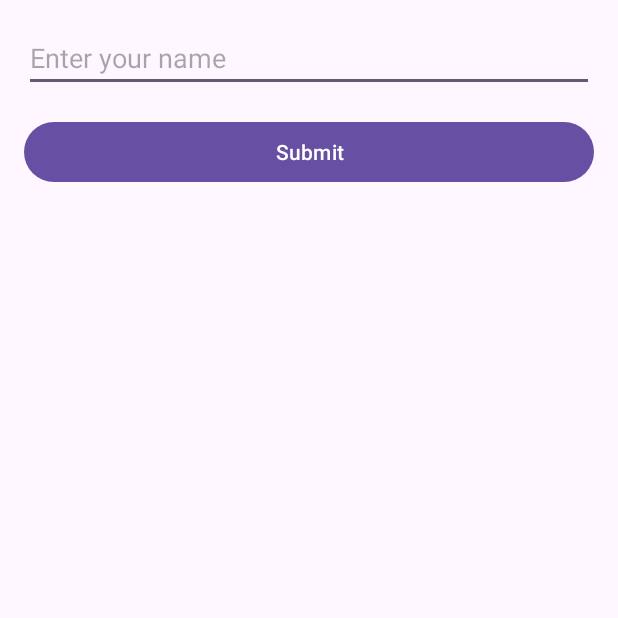
After one commit to jcoro2004/pokemon4, an Android app: the EnterNameActivity screen opened directly, with no data from a screen before it, on a phone screen of 412 x 824 dp, the top half of it. The commit adds this screen. Run offline under Robolectric (Android 15) with nearby library versions, the phone set to English and light mode, and no system bars.

Commit message:
pujar usuaris
funciona de forma correcta el crear un usuari cuan comenses una nova partida

```diff
--- a/app/build.gradle.kts
+++ b/app/build.gradle.kts
@@ -52,4 +52,5 @@ dependencies {
     implementation(libs.retrofit)
     implementation(libs.converter.gson)
     implementation(libs.gson)
+    implementation(libs.logging.interceptor)
 }
--- a/app/src/main/AndroidManifest.xml
+++ b/app/src/main/AndroidManifest.xml
@@ -24,6 +24,7 @@
                 <category android:name="android.intent.category.LAUNCHER" />
             </intent-filter>
         </activity>
+        <activity android:name=".EnterNameActivity" />
     </application>
 
 </manifest>
--- /dev/null
+++ b/app/src/main/java/com/example/pokemon4/EnterNameActivity.kt
@@ -0,0 +1,48 @@
+package com.example.pokemon4
+
+import android.os.Bundle
+import android.widget.Button
+import android.widget.EditText
+import android.widget.Toast
+import androidx.appcompat.app.AppCompatActivity
+import retrofit2.Call
+import retrofit2.Callback
+import retrofit2.Response
+
+class EnterNameActivity : AppCompatActivity() {
+
+    override fun onCreate(savedInstanceState: Bundle?) {
+        super.onCreate(savedInstanceState)
+        setContentView(R.layout.activity_enter_name)
+
+        val btnSubmit: Button = findViewById(R.id.btnSubmit)
+        val editTextName: EditText = findViewById(R.id.editTextName)
+
+        btnSubmit.setOnClickListener {
+            val userName = editTextName.text.toString()
+            if (userName.isNotEmpty()) {
+                submitUserName(userName)
+            } else {
+                Toast.makeText(this, "Please enter a name", Toast.LENGTH_SHORT).show()
+            }
+        }
+    }
+
+    private fun submitUserName(name: String) {
+        val apiService = RetrofitClient.instance
+        val call = apiService.submitName(name)
+        call.enqueue(object : Callback<Void> {
+            override fun onResponse(call: Call<Void>, response: Response<Void>) {
+                if (response.isSuccessful) {
+                    Toast.makeText(this@EnterNameActivity, "Name submitted successfully", Toast.LENGTH_SHORT).show()
+                } else {
+                    Toast.makeText(this@EnterNameActivity, "Failed to submit name", Toast.LENGTH_SHORT).show()
+                }
+            }
+
+            override fun onFailure(call: Call<Void>, t: Throwable) {
+                Toast.makeText(this@EnterNameActivity, "Error: ${t.message}", Toast.LENGTH_SHORT).show()
+            }
+        })
+    }
+}
--- /dev/null
+++ b/app/src/main/res/layout/activity_enter_name.xml
@@ -0,0 +1,26 @@
+<?xml version="1.0" encoding="utf-8"?>
+<androidx.constraintlayout.widget.ConstraintLayout xmlns:android="http://schemas.android.com/apk/res/android"
+    xmlns:app="http://schemas.android.com/apk/res-auto"
+    android:layout_width="match_parent"
+    android:layout_height="match_parent">
+
+    <EditText
+        android:id="@+id/editTextName"
+        android:layout_width="0dp"
+        android:layout_height="wrap_content"
+        android:hint="Enter your name"
+        app:layout_constraintTop_toTopOf="parent"
+        app:layout_constraintStart_toStartOf="parent"
+        app:layout_constraintEnd_toEndOf="parent"
+        android:layout_margin="16dp" />
+
+    <Button
+        android:id="@+id/btnSubmit"
+        android:layout_width="0dp"
+        android:layout_height="wrap_content"
+        android:text="Submit"
+        app:layout_constraintTop_toBottomOf="@+id/editTextName"
+        app:layout_constraintStart_toStartOf="parent"
+        app:layout_constraintEnd_toEndOf="parent"
+        android:layout_margin="16dp" />
+</androidx.constraintlayout.widget.ConstraintLayout>
--- a/gradle/libs.versions.toml
+++ b/gradle/libs.versions.toml
@@ -7,6 +7,7 @@ junit = "4.13.2"
 junitVersion = "1.2.1"
 espressoCore = "3.6.1"
 appcompat = "1.7.0"
+loggingInterceptor = "4.9.3"
 material = "1.12.0"
 constraintlayout = "2.1.4"
 navigationFragmentKtx = "2.6.0"
@@ -21,6 +22,7 @@ junit = { group = "junit", name = "junit", version.ref = "junit" }
 androidx-junit = { group = "androidx.test.ext", name = "junit", version.ref = "junitVersion" }
 androidx-espresso-core = { group = "androidx.test.espresso", name = "espresso-core", version.ref = "espressoCore" }
 androidx-appcompat = { group = "androidx.appcompat", name = "appcompat", version.ref = "appcompat" }
+logging-interceptor = { module = "com.squareup.okhttp3:logging-interceptor", version.ref = "loggingInterceptor" }
 material = { group = "com.google.android.material", name = "material", version.ref = "material" }
 androidx-constraintlayout = { group = "androidx.constraintlayout", name = "constraintlayout", version.ref = "constraintlayout" }
 androidx-navigation-fragment-ktx = { group = "androidx.navigation", name = "navigation-fragment-ktx", version.ref = "navigationFragmentKtx" }
```
Also changed, not shown: app/src/main/java/com/example/pokemon4/ApiService.kt (+8 -1 lines), app/src/main/java/com/example/pokemon4/MainActivity.kt (+15 -35 lines), app/src/main/java/com/example/pokemon4/RetrofitClient.kt (+12 -1 lines), app/src/main/res/layout/activity_main.xml (+30 -7 lines).
